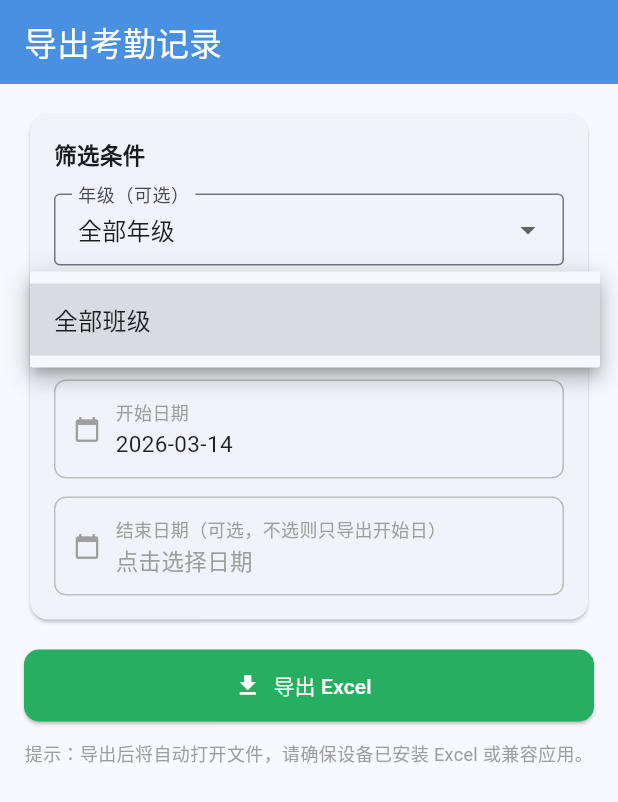
After one commit to songziyumi/PE-Teacher-Assistant, a Flutter app: the AdminAttendanceExportScreen screen opened by its route, after a tap on "全部年级", after a tap on "全部班级", on a phone screen of 412 x 824 dp. The commit adds this screen. Shown: the top 802 px of the screen. Run offline on Flutter 3.47's test engine with Material 3 defaults, Android fonts, the phone set to English and light mode, and no system bars; our stand-ins replace flutter_secure_storage, go_router, image_picker, open_file; accounts and stored records are empty; network calls fail.

Commit message:
feat: 新增考勤记录导出功能（教师端+管理员端）
后端：
- AttendanceRepository 新增 findByClassIdsAndDateRange、findBySchoolAndFilters 查询
- AttendanceService 新增 exportXlsx、findByClassIdsAndDateRange、findBySchoolAndFilters
- TeacherApiController GET /api/teacher/attendance/export（按自己班级+日期范围，返回 xlsx）
- AdminApiController GET /api/admin/attendance/export（按年级/班级/日期范围，返回 xlsx）

Flutter：
- pubspec.yaml 新增 path_provider、open_file 依赖
- ApiService.downloadFile 下载文件返回 Uint8List
- TeacherService.exportAttendance、AdminService.exportAttendance
- 新增 screens/teacher/attendance_export_screen.dart（班级+日期筛选）
- 新增 screens/admin/attendance_export_screen.dart（年级联动班级+日期筛选）
- teacher_home.dart 新增"导出考勤记录"入口卡片
- admin_home.dart 新增"导出考勤记录"菜单项
- app.dart 注册 /teacher/attendance-export、/admin/attendance-export 路由

```diff
--- a/mobile/lib/app.dart
+++ b/mobile/lib/app.dart
@@ -10,10 +10,12 @@ import 'screens/teacher/course_request_center.dart';
 import 'screens/teacher/course_request_detail.dart';
 import 'screens/teacher/teacher_message_center.dart';
 import 'screens/teacher/teacher_profile_screen.dart';
+import 'screens/teacher/attendance_export_screen.dart';
 import 'screens/admin/admin_home.dart';
 import 'screens/admin/student_list.dart';
 import 'screens/admin/physical_list.dart';
 import 'screens/admin/grade_list.dart';
+import 'screens/admin/attendance_export_screen.dart';
 import 'screens/student/student_home.dart';
 import 'screens/student/student_my_courses.dart';
 import 'screens/student/student_message_center.dart';
@@ -106,6 +108,10 @@ GoRouter buildRouter(AuthProvider auth) => GoRouter(
             className: state.uri.queryParameters['name'] ?? '',
           ),
         ),
+        GoRoute(
+          path: '/teacher/attendance-export',
+          builder: (_, __) => const TeacherAttendanceExportScreen(),
+        ),
         GoRoute(path: '/admin', builder: (_, __) => const AdminHome()),
         GoRoute(
           path: '/admin/students',
@@ -119,5 +125,9 @@ GoRouter buildRouter(AuthProvider auth) => GoRouter(
           path: '/admin/term-grades',
           builder: (_, __) => const GradeListScreen(),
         ),
+        GoRoute(
+          path: '/admin/attendance-export',
+          builder: (_, __) => const AdminAttendanceExportScreen(),
+        ),
       ],
     );
--- a/mobile/lib/screens/admin/admin_home.dart
+++ b/mobile/lib/screens/admin/admin_home.dart
@@ -97,6 +97,13 @@ class _AdminHomeState extends State<AdminHome> {
               color: const Color(0xFF9b59b6),
               onTap: () => context.push('/admin/term-grades'),
             ),
+            _MenuCard(
+              icon: Icons.download,
+              title: '导出考勤记录',
+              subtitle: '按年级、班级、日期范围导出 Excel',
+              color: const Color(0xFF16a085),
+              onTap: () => context.push('/admin/attendance-export'),
+            ),
           ],
         ),
       ),
--- /dev/null
+++ b/mobile/lib/screens/admin/attendance_export_screen.dart
@@ -0,0 +1,306 @@
+import 'dart:io';
+import 'package:flutter/material.dart';
+import 'package:open_file/open_file.dart';
+import 'package:path_provider/path_provider.dart';
+import '../../models/school_class.dart';
+import '../../services/admin_service.dart';
+
+class AdminAttendanceExportScreen extends StatefulWidget {
+  const AdminAttendanceExportScreen({super.key});
+
+  @override
+  State<AdminAttendanceExportScreen> createState() =>
+      _AdminAttendanceExportScreenState();
+}
+
+class _AdminAttendanceExportScreenState
+    extends State<AdminAttendanceExportScreen> {
+  List<Grade> _grades = [];
+  List<SchoolClass> _allClasses = [];
+  List<SchoolClass> _filteredClasses = [];
+  int? _selectedGradeId;
+  int? _selectedClassId;
+  DateTime _startDate = DateTime.now();
+  DateTime? _endDate;
+  bool _loading = false;
+  bool _exporting = false;
+
+  @override
+  void initState() {
+    super.initState();
+    _loadData();
+  }
+
+  Future<void> _loadData() async {
+    setState(() => _loading = true);
+    try {
+      final results = await Future.wait([
+        AdminService.getGrades(),
+        AdminService.getClasses(),
+      ]);
+      _grades = results[0] as List<Grade>;
+      _allClasses = results[1] as List<SchoolClass>;
+      _filteredClasses = _allClasses;
+    } catch (e) {
+      if (mounted) {
+        ScaffoldMessenger.of(context)
+            .showSnackBar(SnackBar(content: Text('加载失败: $e')));
+      }
+    } finally {
+      if (mounted) setState(() => _loading = false);
+    }
+  }
+
+  void _onGradeChanged(int? gradeId) {
+    setState(() {
+      _selectedGradeId = gradeId;
+      _selectedClassId = null;
+      _filteredClasses = gradeId == null
+          ? _allClasses
+          : _allClasses
+              .where((c) => c.gradeId == gradeId)
+              .toList();
+    });
+  }
+
+  Future<void> _pickDate({required bool isStart}) async {
+    final initial = isStart ? _startDate : (_endDate ?? _startDate);
+    final first = isStart ? DateTime(2020) : _startDate;
+    final last = DateTime.now();
+    final picked = await showDatePicker(
+      context: context,
+      initialDate: initial.isAfter(last) ? last : initial,
+      firstDate: first,
+      lastDate: last,
+    );
+    if (picked == null) return;
+    setState(() {
+      if (isStart) {
+        _startDate = picked;
+        if (_endDate != null && _endDate!.isBefore(picked)) _endDate = picked;
+      } else {
+        _endDate = picked;
+      }
+    });
+  }
+
+  Future<void> _export() async {
+    setState(() => _exporting = true);
+    try {
+      final start = _formatDate(_startDate);
+      final end = _endDate != null ? _formatDate(_endDate!) : null;
+      final bytes = await AdminService.exportAttendance(
+        startDate: start,
+        endDate: end,
+        gradeId: _selectedGradeId,
+        classId: _selectedClassId,
+      );
+      final dir = await getTemporaryDirectory();
+      final suffix = end != null && end != start ? '_$end' : '';
+      final filename = '考勤记录_$start$suffix.xlsx';
+      final file = File('${dir.path}/$filename');
+      await file.writeAsBytes(bytes);
+      final result = await OpenFile.open(file.path);
+      if (result.type != ResultType.done && mounted) {
+        ScaffoldMessenger.of(context).showSnackBar(
+          SnackBar(content: Text('无法打开文件：${result.message}')),
+        );
+      }
+    } catch (e) {
+      if (mounted) {
+        ScaffoldMessenger.of(context)
+            .showSnackBar(SnackBar(content: Text('导出失败: $e')));
+      }
+    } finally {
+      if (mounted) setState(() => _exporting = false);
+    }
+  }
+
+  String _formatDate(DateTime d) =>
+      '${d.year}-${d.month.toString().padLeft(2, '0')}-${d.day.toString().padLeft(2, '0')}';
+
+  @override
+  Widget build(BuildContext context) {
+    return Scaffold(
+      appBar: AppBar(title: const Text('导出考勤记录')),
+      body: _loading
+          ? const Center(child: CircularProgressIndicator())
+          : ListView(
+              padding: const EdgeInsets.all(16),
+              children: [
+                Card(
+                  shape: RoundedRectangleBorder(
+                      borderRadius: BorderRadius.circular(12)),
+                  elevation: 1,
+                  child: Padding(
+                    padding: const EdgeInsets.all(16),
+                    child: Column(
+                      crossAxisAlignment: CrossAxisAlignment.start,
+                      children: [
+                        const Text(
+                          '筛选条件',
+                          style: TextStyle(
+                              fontSize: 15, fontWeight: FontWeight.bold),
+                        ),
+                        const SizedBox(height: 16),
+                        // 年级选择
+                        DropdownButtonFormField<int?>(
+                          value: _selectedGradeId,
+                          decoration: const InputDecoration(
+                            labelText: '年级（可选）',
+                            border: OutlineInputBorder(),
+                            contentPadding: EdgeInsets.symmetric(
+                                horizontal: 12, vertical: 10),
+                          ),
+                          items: [
+                            const DropdownMenuItem(
+                              value: null,
+                              child: Text('全部年级'),
+                            ),
+                            ..._grades.map((g) => DropdownMenuItem(
+                                  value: g.id,
+                                  child: Text(g.name),
+                                )),
+                          ],
+                          onChanged: _onGradeChanged,
+                        ),
+                        const SizedBox(height: 12),
+                        // 班级选择（联动年级）
+                        DropdownButtonFormField<int?>(
+                          value: _selectedClassId,
+                          decoration: const InputDecoration(
+                            labelText: '班级（可选）',
+                            border: OutlineInputBorder(),
+                            contentPadding: EdgeInsets.symmetric(
+                                horizontal: 12, vertical: 10),
+                          ),
+                          items: [
+                            const DropdownMenuItem(
+                              value: null,
+                              child: Text('全部班级'),
+                            ),
+                            ..._filteredClasses.map((c) => DropdownMenuItem(
+                                  value: c.id,
+                                  child: Text(c.displayName),
+                                )),
+                          ],
+                          onChanged: (v) =>
+                              setState(() => _selectedClassId = v),
+                        ),
+                        const SizedBox(height: 16),
+                        // 开始日期
+                        _DatePickerRow(
+                          label: '开始日期',
+                          date: _startDate,
+                          onTap: () => _pickDate(isStart: true),
+                        ),
+                        const SizedBox(height: 12),
+                        // 结束日期
+                        _DatePickerRow(
+                          label: '结束日期（可选，不选则只导出开始日）',
+                          date: _endDate,
+                          onTap: () => _pickDate(isStart: false),
+                          onClear: _endDate != null
+                              ? () => setState(() => _endDate = null)
+                              : null,
+                        ),
+                      ],
+                    ),
+                  ),
+                ),
+                const SizedBox(height: 16),
+                SizedBox(
+                  height: 48,
+                  child: ElevatedButton.icon(
+                    onPressed: _exporting ? null : _export,
+                    icon: _exporting
+                        ? const SizedBox(
+                            width: 18,
+                            height: 18,
+                            child: CircularProgressIndicator(
+                                strokeWidth: 2, color: Colors.white),
+                          )
+                        : const Icon(Icons.download),
+                    label: Text(_exporting ? '导出中...' : '导出 Excel'),
+                    style: ElevatedButton.styleFrom(
+                      backgroundColor: const Color(0xFF27ae60),
+                      foregroundColor: Colors.white,
+                      shape: RoundedRectangleBorder(
+                          borderRadius: BorderRadius.circular(10)),
+                    ),
+                  ),
+                ),
+                const SizedBox(height: 12),
+                const Text(
+                  '提示：导出后将自动打开文件，请确保设备已安装 Excel 或兼容应用。',
+                  style: TextStyle(fontSize: 12, color: Colors.grey),
+                  textAlign: TextAlign.center,
+                ),
+              ],
+            ),
+    );
+  }
+}
+
+class _DatePickerRow extends StatelessWidget {
+  final String label;
+  final DateTime? date;
+  final VoidCallback onTap;
+  final VoidCallback? onClear;
+
+  const _DatePickerRow({
+    required this.label,
+    required this.date,
+    required this.onTap,
+    this.onClear,
+  });
+
+  String _fmt(DateTime d) =>
+      '${d.year}-${d.month.toString().padLeft(2, '0')}-${d.day.toString().padLeft(2, '0')}';
+
+  @override
+  Widget build(BuildContext context) {
+    return InkWell(
+      onTap: onTap,
+      borderRadius: BorderRadius.circular(8),
+      child: Container(
+        padding: const EdgeInsets.symmetric(horizontal: 12, vertical: 12),
+        decoration: BoxDecoration(
+          border: Border.all(color: Colors.grey.shade400),
+          borderRadius: BorderRadius.circular(8),
+        ),
+        child: Row(
+          children: [
+            const Icon(Icons.calendar_today, size: 18, color: Colors.grey),
+            const SizedBox(width: 10),
+            Expanded(
+              child: Column(
+                crossAxisAlignment: CrossAxisAlignment.start,
+                children: [
+                  Text(label,
+                      style: const TextStyle(
+                          fontSize: 12, color: Colors.grey)),
+                  const SizedBox(height: 2),
+                  Text(
+                    date != null ? _fmt(date!) : '点击选择日期',
+                    style: TextStyle(
+                      fontSize: 15,
+                      color: date != null
+                          ? Colors.black87
+                          : Colors.grey.shade500,
+                    ),
+                  ),
+                ],
+              ),
+            ),
+            if (onClear != null)
+              GestureDetector(
+                onTap: onClear,
+                child: const Icon(Icons.close, size: 18, color: Colors.grey),
+              ),
+          ],
+        ),
+      ),
+    );
+  }
+}
--- a/mobile/lib/services/admin_service.dart
+++ b/mobile/lib/services/admin_service.dart
@@ -1,3 +1,4 @@
+import 'dart:typed_data';
 import '../models/school_class.dart';
 import '../models/elective_class.dart';
 import 'api_service.dart';
@@ -161,4 +162,20 @@ class AdminService {
 
   static Future<void> deleteTermGrade(int id) =>
       ApiService.delete('/admin/term-grades/$id');
+
+  // 导出考勤记录（返回 xlsx 字节）
+  static Future<Uint8List> exportAttendance({
+    required String startDate,
+    String? endDate,
+    int? gradeId,
+    int? classId,
+  }) async {
+    final q = StringBuffer(
+      '/admin/attendance/export?startDate=${Uri.encodeComponent(startDate)}',
+    );
+    if (endDate != null) q.write('&endDate=${Uri.encodeComponent(endDate)}');
+    if (gradeId != null) q.write('&gradeId=$gradeId');
+    if (classId != null) q.write('&classId=$classId');
+    return ApiService.downloadFile(q.toString());
+  }
 }
--- a/mobile/pubspec.yaml
+++ b/mobile/pubspec.yaml
@@ -18,6 +18,8 @@ dependencies:
   intl: ^0.19.0
   shared_preferences: ^2.2.2
   image_picker: ^1.1.2
+  path_provider: ^2.1.0
+  open_file: ^3.3.2
 
 dev_dependencies:
   flutter_test:
```
Also changed, not shown: mobile/lib/screens/teacher/attendance_export_screen.dart (added, +262 -0 lines), mobile/lib/screens/teacher/teacher_home.dart (+31 -2 lines), mobile/lib/services/teacher_service.dart (+15 -0 lines), 4 other files.
